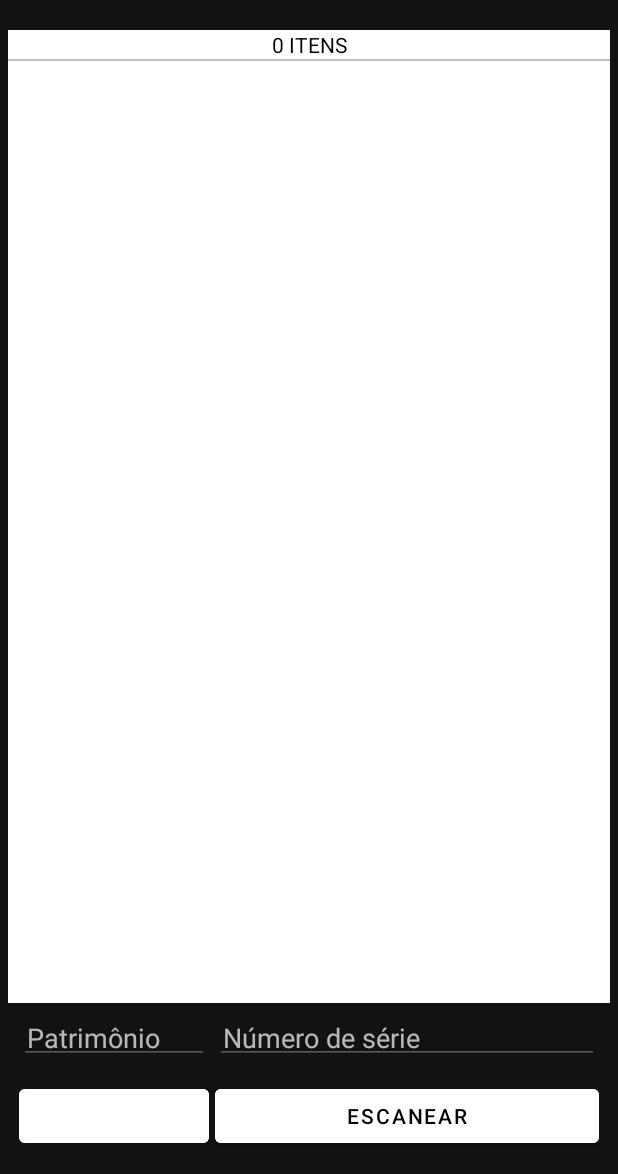
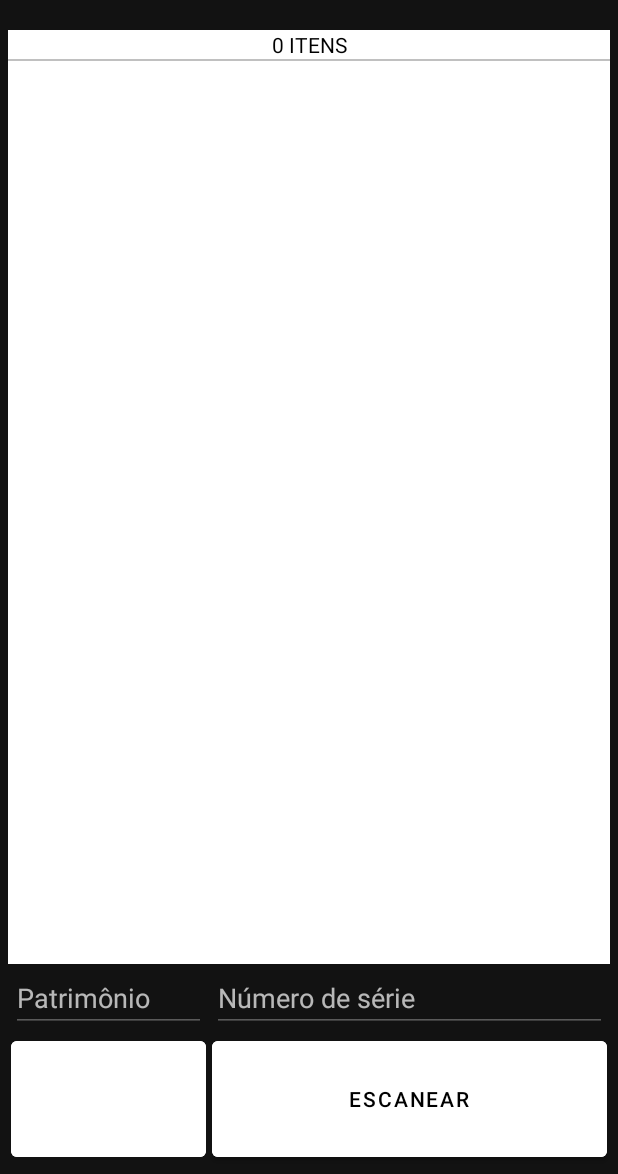
Before and after one commit to ils94/SEPAT_Scanner, an Android app: the screen it shows after launch (MainActivity), on a phone screen of 412 x 824 dp, the part 62-1236 px from its top. Run offline under Robolectric (Android 15) with nearby library versions, the phone set to English and light mode, and no system bars.

Commit message:
mudança na interface

```diff
--- a/app/src/main/res/layout/activity_main.xml
+++ b/app/src/main/res/layout/activity_main.xml
@@ -45,14 +45,13 @@
     <LinearLayout
         android:layout_width="match_parent"
         android:layout_height="match_parent"
-        android:layout_weight="5"
+        android:layout_weight="4"
         android:orientation="vertical">
 
         <LinearLayout
             android:layout_width="match_parent"
             android:layout_height="wrap_content"
-            android:orientation="horizontal"
-            android:padding="5dp">
+            android:orientation="horizontal">
 
             <EditText
                 android:id="@+id/patrimonio"
@@ -62,45 +61,40 @@
                 android:layout_weight="2"
                 android:hint="Patrimônio"
                 android:inputType="number"
-                android:padding="5dp"
                 android:singleLine="true" />
 
             <EditText
                 android:id="@+id/NumSerie"
                 android:layout_width="match_parent"
-                android:layout_height="wrap_content"
+                android:layout_height="match_parent"
                 android:layout_marginHorizontal="2dp"
                 android:layout_weight="1"
                 android:hint="Número de série"
-                android:padding="5dp"
                 android:singleLine="true" />
 
         </LinearLayout>
 
         <LinearLayout
             android:layout_width="match_parent"
-            android:layout_height="wrap_content"
-            android:orientation="horizontal"
-            android:padding="5dp">
+            android:layout_height="match_parent"
+            android:orientation="horizontal">
 
             <Button
                 android:id="@+id/ok"
                 android:layout_width="match_parent"
-                android:layout_height="wrap_content"
+                android:layout_height="match_parent"
                 android:layout_marginHorizontal="2dp"
                 android:layout_weight="2"
                 android:backgroundTint="@color/white"
-                android:padding="5dp"
                 android:text="Ok" />
 
             <Button
                 android:id="@+id/scan"
                 android:layout_width="match_parent"
-                android:layout_height="wrap_content"
+                android:layout_height="match_parent"
                 android:layout_marginHorizontal="2dp"
                 android:layout_weight="1"
                 android:backgroundTint="@color/white"
-                android:padding="5dp"
                 android:text="Escanear" />
 
         </LinearLayout>
```
